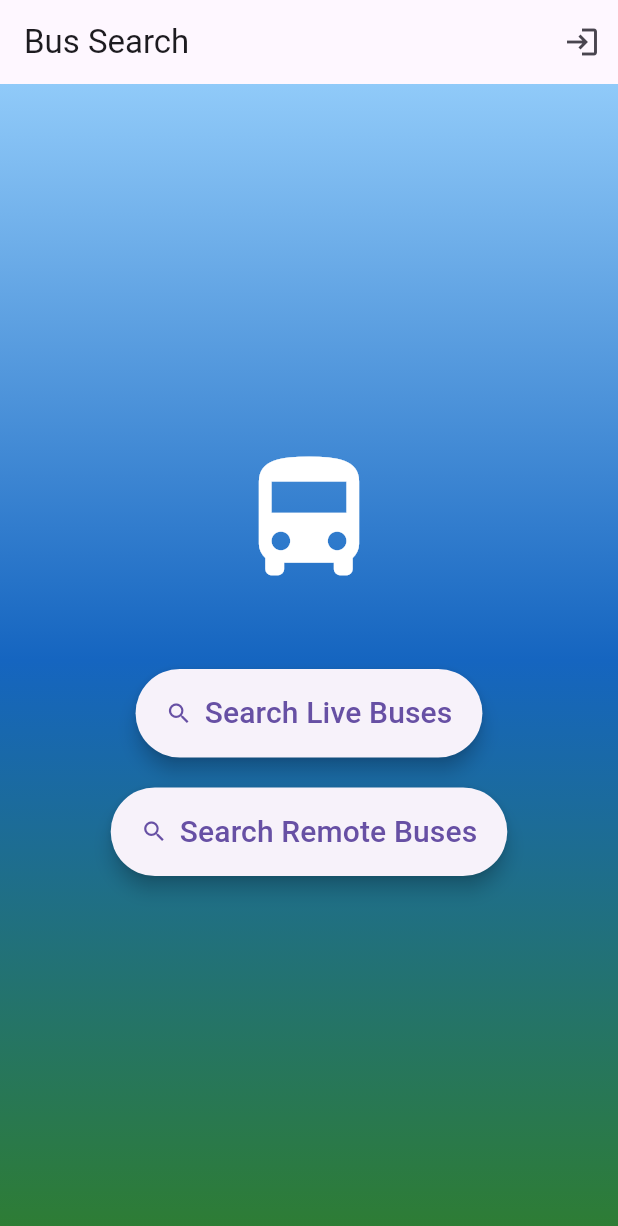
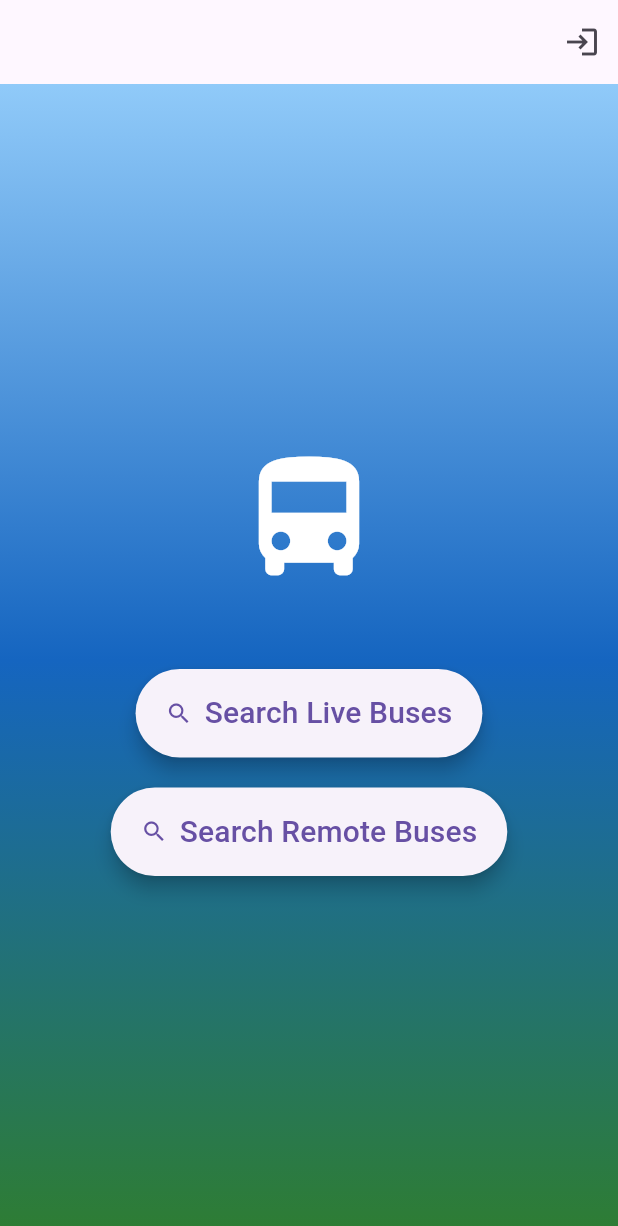
Before and after one commit to AswathySudheerR/college-mini-project, a Flutter app: the screen it shows after launch, after a tap on "Search Live Buses", on a phone screen of 412 x 824 dp. Shown: the top 1226 px of the screen. Run offline on Flutter 3.47's test engine with Material 3 defaults, Android fonts, the phone set to English and light mode, and no system bars; our stand-ins replace cloud_firestore, firebase_auth, firebase_core, geolocator, permission_handler; accounts and stored records are empty.

```diff
--- a/lib/main.dart
+++ b/lib/main.dart
@@ -4,6 +4,7 @@ import 'package:permission_handler/permission_handler.dart';
 import 'package:firebase_core/firebase_core.dart';
 import 'login.dart';
 import 'pages/search_remote_bus.dart';
+import 'pages/live_bus.dart';
 
 void main() async{
 
@@ -51,7 +52,6 @@ class MyHomePage extends StatelessWidget {
   Widget build(BuildContext context) {
     return Scaffold(
       appBar: AppBar(
-        title: Text('Bus Search'),
         actions: <Widget>[
           IconButton(
             icon: Icon(Icons.login),
@@ -89,11 +89,19 @@ class MyHomePage extends StatelessWidget {
     Position position = await Geolocator.getCurrentPosition(
         desiredAccuracy: LocationAccuracy.high);
     print('Device location - Latitude: ${position.latitude}, Longitude: ${position.longitude}');
+
+    // Navigate to LiveBusSearchPage
+    Navigator.push(
+      context,
+      MaterialPageRoute(builder: (context) => LiveBusSearchPage( latitude: position.latitude,
+        longitude: position.longitude,)),
+    );
   } else {
     print('Location permission denied.');
   }
 },
-                icon: Icon(Icons.search),
+
+                icon: Icon(Icons.search) ,
                 label: Text(
                   'Search Live Buses',
                   style: TextStyle(fontSize: 20),
@@ -218,17 +226,3 @@ class SearchPageState extends State<SearchPage> {
     );
   }
 }
-
-
-
-
-//GestureDetector(
-  //                  onTap: widget.showRegisterPage,
-    //                child: const Text(
-    //                  'Register now',
-    //                  style: TextStyle(
-    //                    color: Color.fromARGB(255, 97, 97, 97),
-    //                    fontWeight: FontWeight.bold,
-    //                  ),
-    //                ),
-    //              ),
```
Lines whose indentation alone changed are shown as unchanged.
